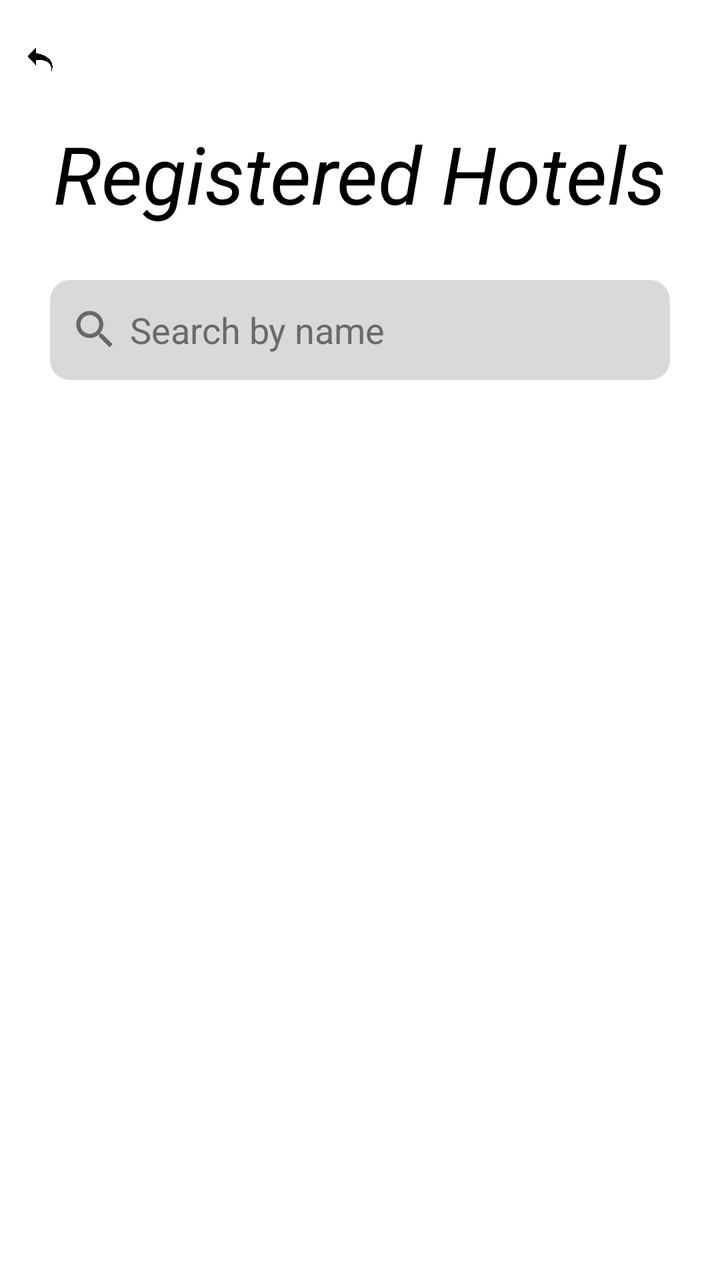
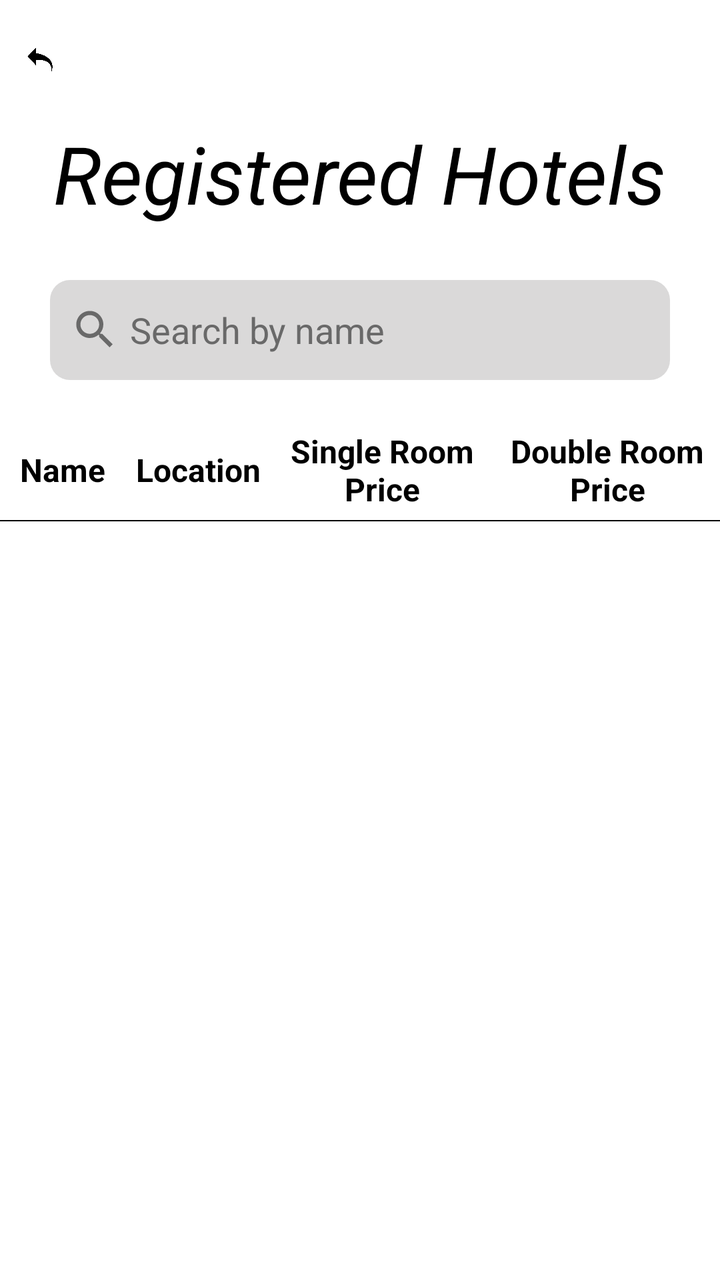

Two renders of the same Android screen: before a commit and after it. Below are the layout's source before the change and the commit's diff.
<!-- AndroidManifest.xml: application theme Theme.Project_Code -->
<!-- res/layout/activity_registered_hotels_screen.xml -->
<?xml version="1.0" encoding="utf-8"?>
<RelativeLayout
    xmlns:android="http://schemas.android.com/apk/res/android"
    xmlns:app="http://schemas.android.com/apk/res-auto"
    xmlns:tools="http://schemas.android.com/tools"
    android:layout_width="match_parent"
    android:layout_height="match_parent"
    tools:context=".presentationLayer.Registered_Hotels_Screen">

    <ImageView
        android:layout_width="20dp"
        android:layout_height="20dp"
        android:background="@drawable/backbutton"
        android:id="@+id/back_button"
        android:layout_marginStart="10dp"
        android:layout_marginTop="20dp"/>

    <TextView
        android:layout_marginTop="60dp"
        android:layout_centerHorizontal="true"
        android:layout_width="wrap_content"
        android:layout_height="70dp"
        android:text="Registered Hotels"
        android:textColor="#000000"
        android:textSize="40dp"
        android:textStyle="italic"
        android:id="@+id/tv_registered_hotels"/>

    <RelativeLayout
        android:layout_width="match_parent"
        android:layout_height="50dp"
        android:layout_centerHorizontal="true"
        android:layout_below="@id/tv_registered_hotels"
        android:layout_marginStart="50dp"
        android:background="@drawable/curved_rectangle"
        android:backgroundTint="#DAD9D9"
        android:layout_marginTop="10dp"
        android:id="@+id/rl_search">

        <ImageView
            android:layout_width="25dp"
            android:layout_height="25dp"
            android:layout_centerInParent="true"
            android:layout_alignParentStart="true"
            android:background="@drawable/search_icon"
            android:id="@+id/search_icon"
            android:layout_marginStart="10dp"/>

        <EditText
            android:id="@+id/search_edit_text"
            android:layout_width="match_parent"
            android:layout_height="match_parent"
            android:layout_centerInParent="true"
            android:layout_marginStart="5dp"
            android:layout_marginEnd="20dp"
            android:layout_toEndOf="@+id/search_icon"
            android:background="@null"
            android:hint="Search by name"
            android:textColor="#696969"
            android:textColorHint="#696969" />
    </RelativeLayout>

    <androidx.recyclerview.widget.RecyclerView
        android:id="@+id/rv"
        android:layout_width="match_parent"
        android:layout_height="600dp"
        android:layout_marginTop="30dp"
        android:layout_below="@id/rl_search"/>

</RelativeLayout>
<!-- resources referenced by this layout -->
<resources>
  <!-- drawable backbutton: png bitmap (drawable, 20170 bytes) -->
  <!-- drawable curved_rectangle (drawable) -->
  <?xml version="1.0" encoding="utf-8"?>
  <selector xmlns:android="http://schemas.android.com/apk/res/android">
      <item>
          <shape
              android:shape="rectangle">
              <corners
                  android:radius="10dp">
              </corners>
          </shape>
      </item>
  </selector>
  <!-- drawable search_icon (drawable) -->
  <vector android:height="24dp" android:tint="#696969"
      android:viewportHeight="24" android:viewportWidth="24"
      android:width="24dp" xmlns:android="http://schemas.android.com/apk/res/android">
      <path android:fillColor="@android:color/white" android:pathData="M15.5,14h-0.79l-0.28,-0.27C15.41,12.59 16,11.11 16,9.5 16,5.91 13.09,3 9.5,3S3,5.91 3,9.5 5.91,16 9.5,16c1.61,0 3.09,-0.59 4.23,-1.57l0.27,0.28v0.79l5,4.99L20.49,19l-4.99,-5zM9.5,14C7.01,14 5,11.99 5,9.5S7.01,5 9.5,5 14,7.01 14,9.5 11.99,14 9.5,14z"/>
  </vector>
  <style name="Theme.Project_Code" parent="Theme.MaterialComponents.DayNight.NoActionBar">
          
          <item name="colorPrimary">@color/purple_500</item>
          <item name="colorPrimaryVariant">@color/purple_700</item>
          <item name="colorOnPrimary">@color/white</item>
          
          <item name="colorSecondary">@color/teal_200</item>
          <item name="colorSecondaryVariant">@color/teal_700</item>
          <item name="colorOnSecondary">@color/black</item>
          
          <item name="android:statusBarColor" tools:targetApi="l">?attr/colorPrimaryVariant</item>
          
      </style>
  <color name="purple_500">#FF6200EE</color>
  <color name="purple_700">#FF3700B3</color>
  <color name="white">#FFFFFFFF</color>
  <color name="teal_200">#FF03DAC5</color>
  <color name="teal_700">#FF018786</color>
  <color name="black">#FF000000</color>
</resources>

<!-- the commit's change to res/layout/activity_registered_hotels_screen.xml (unified diff, before → after) -->
@@ -60,11 +60,74 @@
             android:textColorHint="#696969" />
     </RelativeLayout>
 
+    <LinearLayout
+        android:layout_marginTop="20dp"
+        android:layout_width="match_parent"
+        android:layout_height="50dp"
+        android:orientation="horizontal"
+        android:backgroundTint="#938383"
+        android:layout_below="@+id/rl_search"
+        android:id="@+id/headings"
+        android:weightSum="4">
+
+        <TextView
+            android:layout_width="0dp"
+            android:layout_weight="0.7"
+            android:layout_height="match_parent"
+            android:textSize="16dp"
+            android:text="Name"
+            android:textColor="#000000"
+            android:gravity="center"
+            android:textStyle="bold"
+            />
+
+        <TextView
+            android:layout_width="0dp"
+            android:layout_weight="0.8"
+            android:layout_height="match_parent"
+            android:gravity="center"
+            android:textSize="16dp"
+            android:text="Location"
+            android:textColor="#000000"
+            android:textStyle="bold"
+            />
+
+        <TextView
+            android:layout_width="0dp"
+            android:layout_weight="1.25"
+            android:layout_height="match_parent"
+            android:textSize="16dp"
+            android:text="Single Room Price"
+            android:textColor="#000000"
+            android:gravity="center"
+            android:textStyle="bold"
+            />
+
+        <TextView
+            android:layout_width="0dp"
+            android:layout_weight="1.25"
+            android:layout_height="match_parent"
+            android:textSize="16dp"
+            android:text="Double Room Price"
+            android:textColor="#000000"
+            android:textAlignment="center"
+            android:textStyle="bold"
+            android:gravity="center"
+            />
+
+    </LinearLayout>
+    <View
+        android:background="#000"
+        android:layout_width="match_parent"
+        android:layout_centerHorizontal="true"
+        android:layout_height="0.6dp"
+        android:layout_below="@+id/headings"
+        android:id="@+id/line2" />
+
     <androidx.recyclerview.widget.RecyclerView
         android:id="@+id/rv"
         android:layout_width="match_parent"
-        android:layout_height="600dp"
-        android:layout_marginTop="30dp"
-        android:layout_below="@id/rl_search"/>
-
+        android:layout_height="580dp"
+        android:layout_below="@+id/line2">
+    </androidx.recyclerview.widget.RecyclerView>
 </RelativeLayout>
